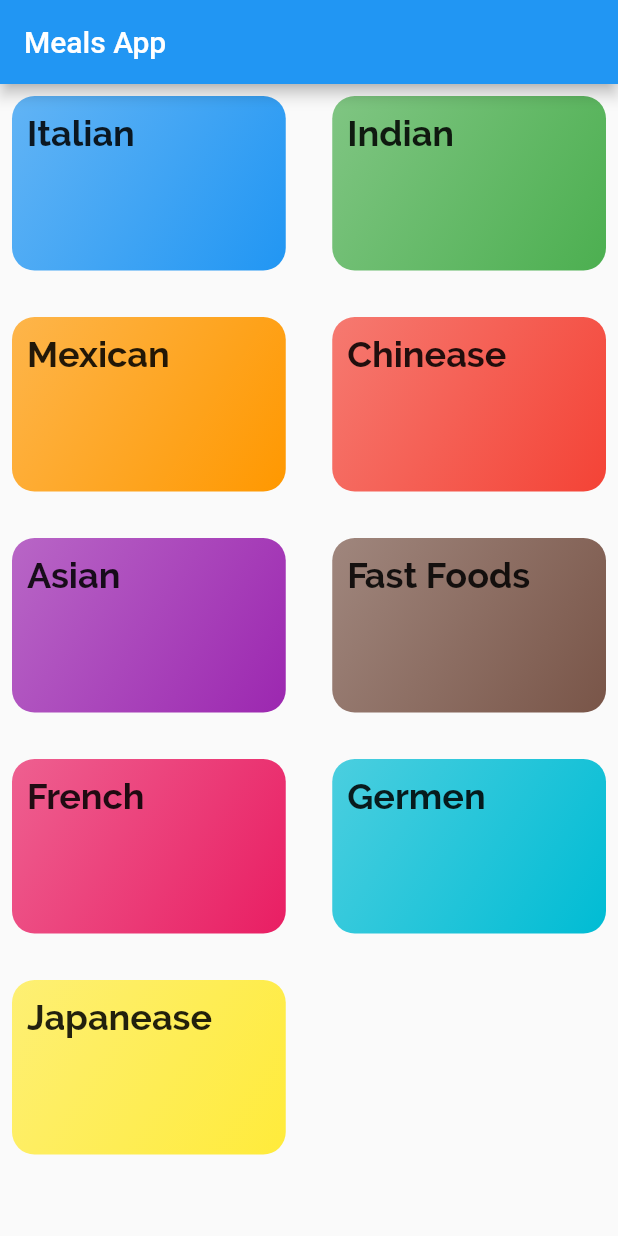
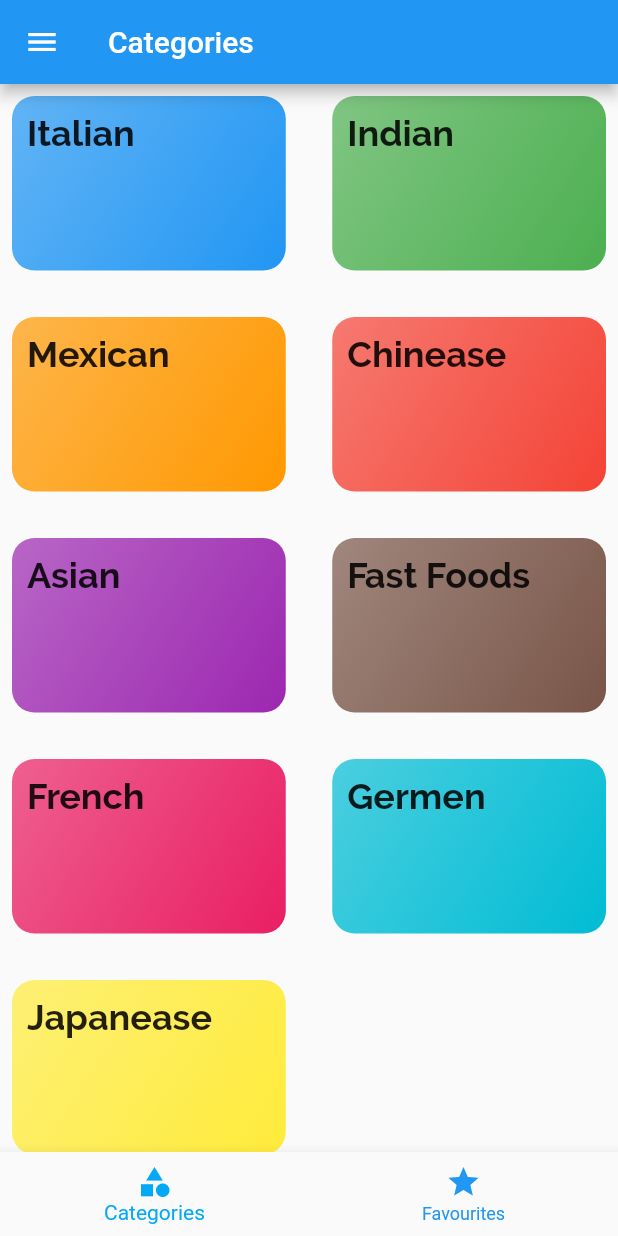
Before and after one commit to AnanthanAn/ReceP_App, a Flutter app: the screen it shows after launch, on a phone screen of 412 x 824 dp. Run offline on Flutter 3.47's test engine with Material 2 defaults, Android fonts, the phone set to English and light mode, and no system bars.

```diff
--- a/lib/main.dart
+++ b/lib/main.dart
@@ -1,6 +1,10 @@
 import 'package:flutter/material.dart';
 import 'package:meals_app/screens/categories_screen.dart';
 import 'package:meals_app/screens/category_meals_screen.dart';
+import 'package:meals_app/screens/favourites_screen.dart';
+import 'package:meals_app/screens/filters_screen.dart';
+import 'package:meals_app/screens/meals_details_screen.dart';
+import 'package:meals_app/screens/tabs_screen.dart';
 
 void main() => runApp(MyApp());
 
@@ -14,8 +18,10 @@ class MyApp extends StatelessWidget {
         primarySwatch: Colors.blue,
       ),
       routes: {
-        '/' : (context) => CategoriesScreen(),
+        '/' : (context) => TabsScreen(),
         CategoryMealsScreen.routeName : (context) => CategoryMealsScreen(),
+        MealsDetails.routeName : (context) => MealsDetails(),
+        FiltersScreen.routeName : (context) => FiltersScreen(),
       },
     );
   }
--- a/lib/screens/categories_screen.dart
+++ b/lib/screens/categories_screen.dart
@@ -1,6 +1,7 @@
 import 'package:flutter/material.dart';
 import 'package:meals_app/categories_list.dart';
 import 'package:meals_app/widgets/category_item.dart';
+import 'package:meals_app/widgets/drawer_main.dart';
 
 class CategoriesScreen extends StatefulWidget {
   static const routeName = '/categories-screen' ;
@@ -13,9 +14,7 @@ class _CategoriesScreenState extends State<CategoriesScreen> {
   @override
   Widget build(BuildContext context) {
     return Scaffold(
-      appBar: AppBar(
-        title: Text('Meals App'),
-      ),
+
       body: GridView(
         gridDelegate: SliverGridDelegateWithMaxCrossAxisExtent(
             maxCrossAxisExtent: 200,
--- /dev/null
+++ b/lib/screens/tabs_screen.dart
@@ -0,0 +1,47 @@
+import 'package:flutter/material.dart';
+import 'package:meals_app/screens/categories_screen.dart';
+import 'package:meals_app/screens/favourites_screen.dart';
+import 'package:meals_app/widgets/drawer_main.dart';
+
+class TabsScreen extends StatefulWidget {
+  @override
+  _TabsScreenState createState() => _TabsScreenState();
+}
+
+class _TabsScreenState extends State<TabsScreen> {
+  final List<Map<String, Object>> screens = [
+    {'screen': CategoriesScreen(), 'title': 'Categories'},
+    {'screen': FavouritesScreen(), 'title': 'Favourites'},
+  ];
+
+  int _currentIndex = 0;
+
+  void _selectedPage(int index) {
+    setState(() {
+      _currentIndex = index;
+    });
+  }
+
+  @override
+  Widget build(BuildContext context) {
+    return Scaffold(
+      appBar: AppBar(
+        title: Text(screens[_currentIndex]['title']),
+      ),
+      drawer: MainDrawer(),
+      body: screens[_currentIndex]['screen'],
+      bottomNavigationBar: BottomNavigationBar(
+        items: [
+          BottomNavigationBarItem(
+              icon: Icon(Icons.category), title: Text('Categories')),
+          BottomNavigationBarItem(
+              icon: Icon(Icons.star), title: Text('Favourites')),
+        ],
+        onTap: _selectedPage,
+        currentIndex: _currentIndex,
+        selectedItemColor: Colors.lightBlue,
+        unselectedItemColor: Theme.of(context).accentColor,
+      ),
+    );
+  }
+}
```
Also changed, not shown: lib/modals/meals.dart (+0 -27 lines), lib/screens/category_meals_screen.dart (+20 -10 lines), lib/screens/favourites_screen.dart (added, +10 -0 lines), lib/screens/filters_screen.dart (added, +11 -0 lines), lib/screens/meals_details_screen.dart (added, +62 -0 lines), lib/widgets/drawer_main.dart (added, +59 -0 lines), lib/widgets/meals_item.dart (+45 -7 lines).
